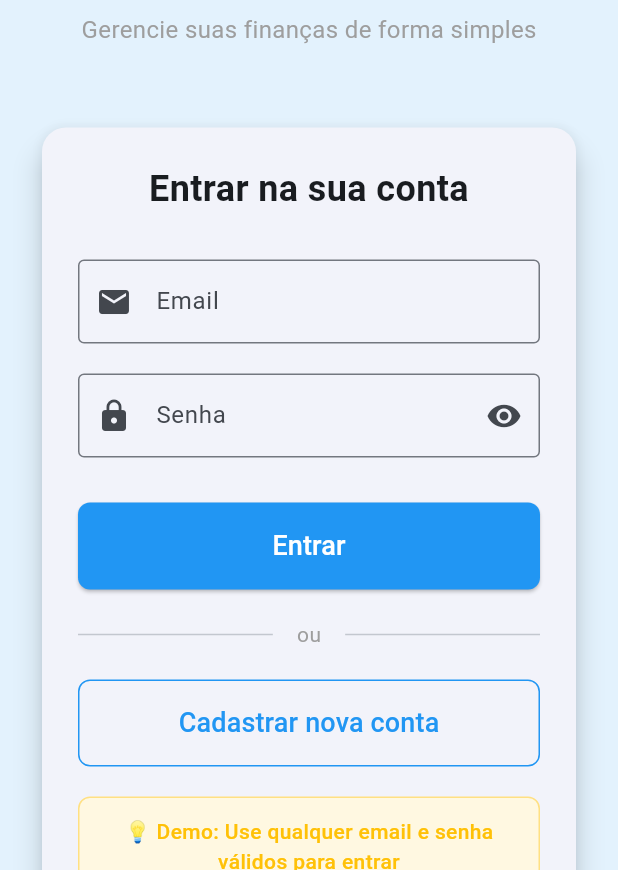
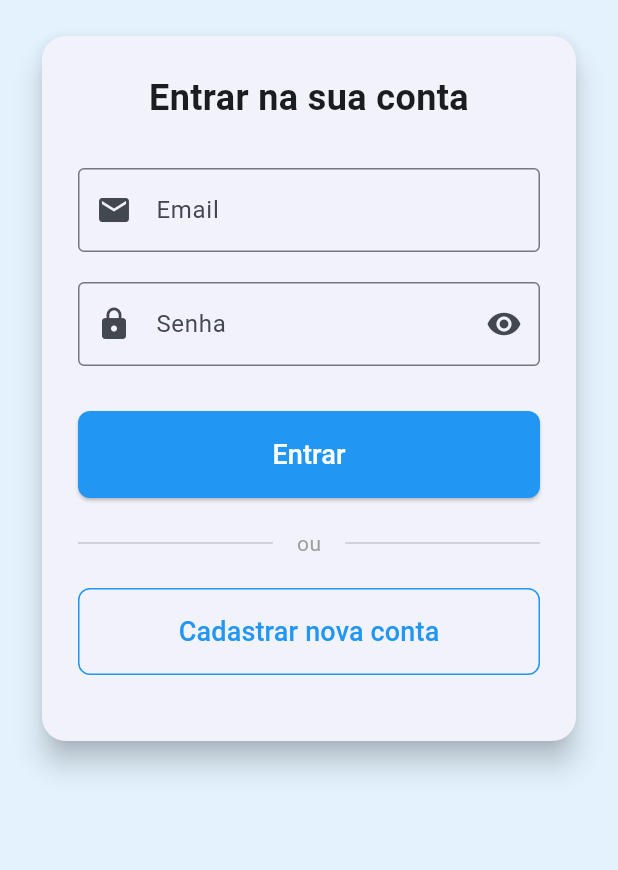
Before and after one commit to JoaoV-Vieira/ControleFinanceiro, a Flutter app: the screen it shows after launch, on a phone screen of 412 x 824 dp, the part 366-1236 px from its top. Run offline on Flutter 3.47's test engine with Material 3 defaults, Android fonts, the phone set to English and light mode, and no system bars; accounts and stored records are empty.

Commit message:
Limpando código

```diff
--- a/controle_financeiro/lib/models/conta_bancaria.dart
+++ b/controle_financeiro/lib/models/conta_bancaria.dart
@@ -1,3 +1,5 @@
+import '../utils/moeda_utils.dart';
+
 class ContaBancaria {
   final String id;
   final String userId; // ID do usuário proprietário
@@ -60,8 +62,11 @@ class ContaBancaria {
     );
   }
 
+  // Getter para saldo formatado no padrão brasileiro
+  String get saldoFormatado => MoedaUtils.formatarMoeda(saldo);
+
   @override
   String toString() {
-    return 'ContaBancaria{id: $id, nome: $nome, banco: $banco, saldo: R\$ ${saldo.toStringAsFixed(2)}}';
+    return 'ContaBancaria{id: $id, nome: $nome, banco: $banco, saldo: $saldoFormatado}';
   }
 }
--- a/controle_financeiro/lib/screens/login_screen.dart
+++ b/controle_financeiro/lib/screens/login_screen.dart
@@ -103,17 +103,7 @@ class _LoginScreenState extends State<LoginScreen> {
                 ),
               ),
 
-              const SizedBox(height: 8),
-
-              const Text(
-                'Gerencie suas finanças de forma simples',
-                style: TextStyle(
-                  fontSize: 16,
-                  color: Colors.grey,
-                ),
-              ),
-
-              const SizedBox(height: 50),
+              const SizedBox(height: 20),
 
               // Card com formulário
               Card(
@@ -263,24 +253,6 @@ class _LoginScreenState extends State<LoginScreen> {
 
                         const SizedBox(height: 20),
 
-                        // Texto de demo
-                        Container(
-                          padding: const EdgeInsets.all(12),
-                          decoration: BoxDecoration(
-                            color: Colors.amber.shade50,
-                            borderRadius: BorderRadius.circular(8),
-                            border: Border.all(color: Colors.amber.shade200),
-                          ),
-                          child: const Text(
-                            '💡 Demo: Use qualquer email e senha válidos para entrar',
-                            style: TextStyle(
-                              fontSize: 14,
-                              color: Colors.amber,
-                              fontWeight: FontWeight.w500,
-                            ),
-                            textAlign: TextAlign.center,
-                          ),
-                        ),
                       ],
                     ),
                   ),
--- a/controle_financeiro/pubspec.yaml
+++ b/controle_financeiro/pubspec.yaml
@@ -34,6 +34,7 @@ dependencies:
   # The following adds the Cupertino Icons font to your application.
   # Use with the CupertinoIcons class for iOS style icons.
   cupertino_icons: ^1.0.8
+  intl: ^0.20.2
 
 dev_dependencies:
   flutter_test:
```
Also changed, not shown: controle_financeiro/lib/models/transacao.dart (+4 -3 lines), controle_financeiro/lib/screens/adicionar_transacao_screen.dart (+14 -14 lines), controle_financeiro/lib/screens/cadastro_conta_screen.dart (+10 -10 lines), controle_financeiro/lib/screens/transacoes_screen.dart (+4 -3 lines), controle_financeiro/lib/utils/moeda_input_formatter.dart (added, +76 -0 lines), controle_financeiro/lib/utils/moeda_utils.dart (added, +81 -0 lines), controle_financeiro/pubspec.lock, 3 other files.
